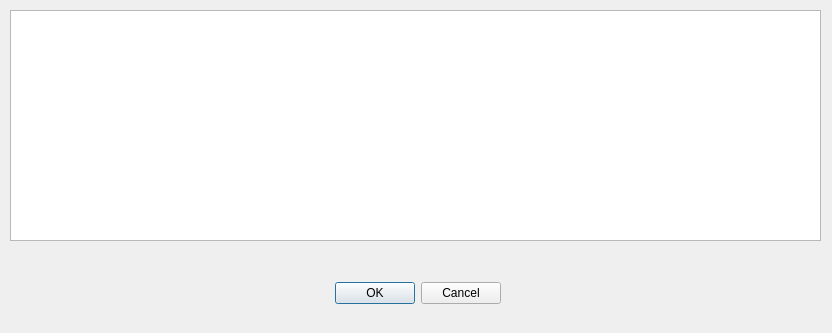
Above: login_popup/loginbanner.ui from kb3gtn/Ubuntu_Login_Banner before the change. Below: the same form after it.
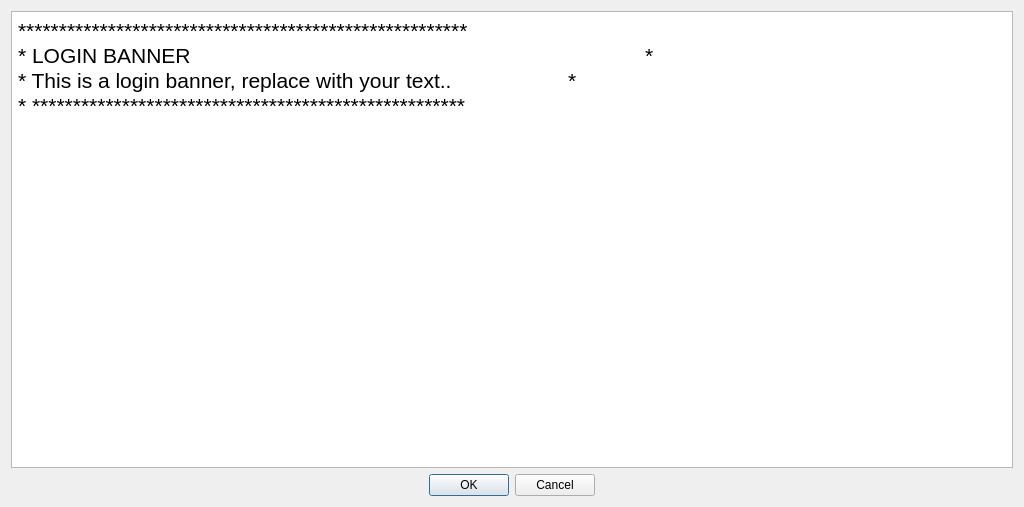
That is the form after the change. Icons and pictures are not drawn.

Commit message: made window larger and modal

Diff of the .ui file:
```diff
--- a/login_popup/loginbanner.ui
+++ b/login_popup/loginbanner.ui
@@ -6,25 +6,49 @@
    <rect>
     <x>0</x>
     <y>0</y>
-    <width>832</width>
-    <height>333</height>
+    <width>1024</width>
+    <height>507</height>
    </rect>
   </property>
+  <property name="minimumSize">
+   <size>
+    <width>1024</width>
+    <height>400</height>
+   </size>
+  </property>
+  <property name="maximumSize">
+   <size>
+    <width>1280</width>
+    <height>800</height>
+   </size>
+  </property>
   <property name="windowTitle">
    <string>LoginBanner</string>
   </property>
+  <property name="modal">
+   <bool>true</bool>
+  </property>
+  <layout class="QVBoxLayout" name="verticalLayout">
+   <item>
   <widget class="QTextBrowser" name="messageDisplay">
-   <property name="geometry">
-    <rect>
-     <x>10</x>
-     <y>10</y>
-     <width>811</width>
-     <height>231</height>
-    </rect>
-   </property>
    <property name="tabChangesFocus">
     <bool>true</bool>
    </property>
+     <property name="html">
+      <string>&lt;!DOCTYPE HTML PUBLIC &quot;-//W3C//DTD HTML 4.0//EN&quot; &quot;http://www.w3.org/TR/REC-html40/strict.dtd&quot;&gt;
+&lt;html&gt;&lt;head&gt;&lt;meta name=&quot;qrichtext&quot; content=&quot;1&quot; /&gt;&lt;style type=&quot;text/css&quot;&gt;
+p, li { white-space: pre-wrap; }
+&lt;/style&gt;&lt;/head&gt;&lt;body style=&quot; font-family:'Ubuntu'; font-size:11pt; font-weight:400; font-style:normal;&quot;&gt;
+&lt;table border=&quot;0&quot; style=&quot; margin-top:0px; margin-bottom:0px; margin-left:0px; margin-right:0px;&quot; cellspacing=&quot;2&quot; cellpadding=&quot;0&quot;&gt;
+&lt;tr&gt;
+&lt;td&gt;
+&lt;p style=&quot; margin-top:0px; margin-bottom:0px; margin-left:0px; margin-right:0px; -qt-block-indent:0; text-indent:0px;&quot;&gt;&lt;span style=&quot; font-size:16pt;&quot;&gt;*******************************************************&lt;/span&gt;&lt;/p&gt;
+&lt;p style=&quot; margin-top:0px; margin-bottom:0px; margin-left:0px; margin-right:0px; -qt-block-indent:0; text-indent:0px;&quot;&gt;&lt;span style=&quot; font-size:16pt;&quot;&gt;* LOGIN BANNER                                                                              *&lt;/span&gt;&lt;/p&gt;
+&lt;p style=&quot; margin-top:0px; margin-bottom:0px; margin-left:0px; margin-right:0px; -qt-block-indent:0; text-indent:0px;&quot;&gt;&lt;span style=&quot; font-size:16pt;&quot;&gt;* This is a login banner, replace with your text..                    *&lt;/span&gt;&lt;/p&gt;
+&lt;p style=&quot; margin-top:0px; margin-bottom:0px; margin-left:0px; margin-right:0px; -qt-block-indent:0; text-indent:0px;&quot;&gt;&lt;span style=&quot; font-size:16pt;&quot;&gt;* *****************************************************&lt;/span&gt;&lt;/p&gt;&lt;/td&gt;
+&lt;td&gt;
+&lt;p style=&quot; margin-top:0px; margin-bottom:0px; margin-left:0px; margin-right:0px; -qt-block-indent:0; text-indent:0px;&quot;&gt;&lt;span style=&quot; font-family:'Monospace';&quot;&gt;            &lt;/span&gt;&lt;img src=&quot;file:///usr/share/pixmaps/NASA_logo.png&quot; width=&quot;-2&quot; height=&quot;-2&quot; /&gt;&lt;span style=&quot; font-family:'Monospace';&quot;&gt;        &lt;/span&gt;&lt;/p&gt;&lt;/td&gt;&lt;/tr&gt;&lt;/table&gt;&lt;/body&gt;&lt;/html&gt;</string>
+     </property>
    <property name="overwriteMode">
     <bool>false</bool>
    </property>
@@ -40,15 +64,9 @@
     <bool>false</bool>
    </property>
   </widget>
+   </item>
+   <item>
   <widget class="QDialogButtonBox" name="buttonBox">
-   <property name="geometry">
-    <rect>
-     <x>330</x>
-     <y>280</y>
-     <width>176</width>
-     <height>27</height>
-    </rect>
-   </property>
    <property name="standardButtons">
     <set>QDialogButtonBox::Cancel|QDialogButtonBox::Ok</set>
    </property>
@@ -56,6 +74,8 @@
     <bool>true</bool>
    </property>
   </widget>
+   </item>
+  </layout>
  </widget>
  <layoutdefault spacing="6" margin="11"/>
  <resources/>
```
Left out of the diff: 2 changed lines with no effect on the pictures. Lines whose indentation alone changed are shown as unchanged.
